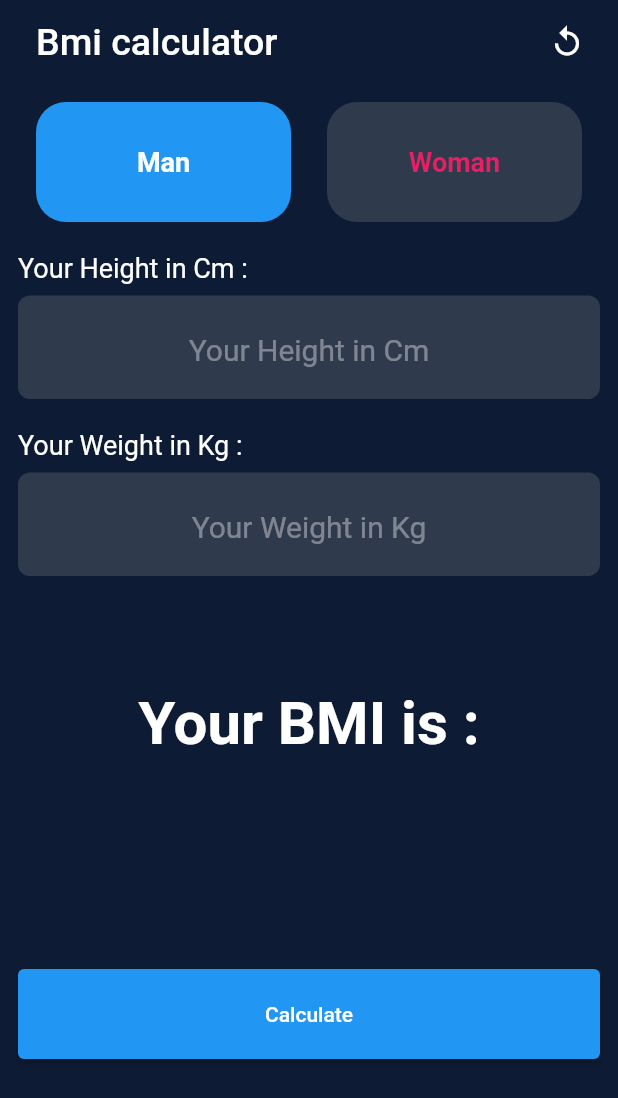
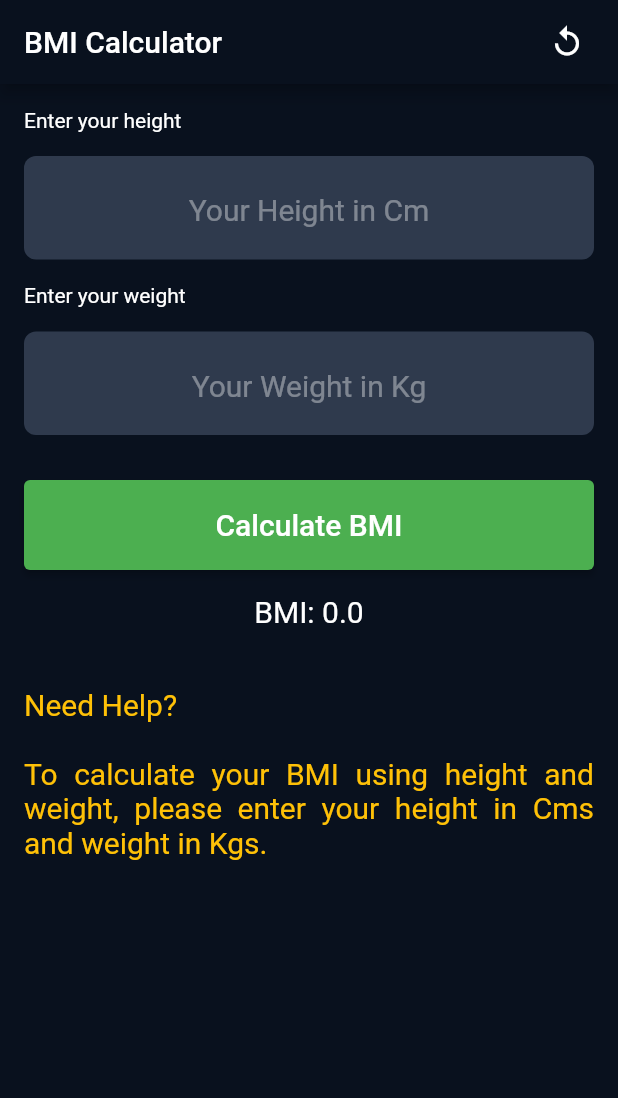
Before and after one commit to ajeesh1989/Bmi-calculator, a Flutter app: the screen it shows after launch, on a phone screen of 412 x 824 dp. Shown: the top 1098 px of the screen. Run offline on Flutter 3.47's test engine with Material 2 defaults, Android fonts, the phone set to English and light mode, and no system bars; our stand-ins replace lottie.

Commit message:
new animations added

```diff
--- a/lib/main.dart
+++ b/lib/main.dart
@@ -1,56 +1,82 @@
+import 'dart:developer';
+
 import 'package:flutter/material.dart';
+import 'package:lottie/lottie.dart';
 
-void main(List<String> args) {
-  runApp(const MyApp());
+void main() {
+  runApp(const BMICalculator());
 }
 
-class MyApp extends StatelessWidget {
-  const MyApp({super.key});
+class BMICalculator extends StatelessWidget {
+  const BMICalculator({super.key});
 
   @override
   Widget build(BuildContext context) {
-    return const MaterialApp(
+    return MaterialApp(
       debugShowCheckedModeBanner: false,
-      home: BmiCalculator(),
+      title: 'BMI Calculator',
+      theme: ThemeData(
+        primarySwatch: Colors.green,
+        visualDensity: VisualDensity.adaptivePlatformDensity,
+      ),
+      home: const BMIHomePage(),
     );
   }
 }
 
-class BmiCalculator extends StatefulWidget {
-  const BmiCalculator({super.key});
+class BMIHomePage extends StatefulWidget {
+  const BMIHomePage({super.key});
 
   @override
-  State<BmiCalculator> createState() => _BmiCalculatorState();
+  // ignore: library_private_types_in_public_api
+  _BMIHomePageState createState() => _BMIHomePageState();
 }
 
-class _BmiCalculatorState extends State<BmiCalculator> {
-  int currentIndex = 0;
-  String result = "";
+final ValueNotifier<double> _bmiResult = ValueNotifier<double>(0.0);
 
-  TextEditingController heightController = TextEditingController();
-  TextEditingController weightController = TextEditingController();
+class _BMIHomePageState extends State<BMIHomePage> {
+  TextEditingController _heightController = TextEditingController();
+  TextEditingController _weightController = TextEditingController();
+  // double? _bmiResult;
+  String? _bmiStatus;
+  String img =
+      'https://assets3.lottiefiles.com/packages/lf20_kOvJ8c/normal/data.json';
+
+  void _calculateBMI() {
+    double height = double.parse(_heightController.text) / 100;
+    double weight = double.parse(_weightController.text);
+    double bmi = weight / (height * height);
+    setState(() {
+      _bmiResult.value = bmi;
+      if (bmi < 18.5) {
+        _bmiStatus = 'Underweight';
+      } else if (bmi >= 18.5 && bmi < 25) {
+        _bmiStatus = 'Normal';
+      } else if (bmi >= 25 && bmi < 30) {
+        _bmiStatus = 'Overweight';
+      } else if (bmi >= 30 && bmi < 40) {
+        _bmiStatus = 'Obese';
+      } else {
+        _bmiStatus = 'Obesidad Morbida';
+      }
+    });
+    getImage(bmi);
+  }
 
   @override
   Widget build(BuildContext context) {
     return Scaffold(
-      backgroundColor: const Color.fromARGB(255, 13, 28, 52),
+      backgroundColor: const Color.fromARGB(255, 9, 17, 30),
       appBar: AppBar(
-        title: const Padding(
-          padding: EdgeInsets.all(8.0),
-          child: Text(
-            "Bmi calculator",
-            style: TextStyle(color: Colors.white, fontSize: 25),
-          ),
-        ),
-        elevation: 0,
-        backgroundColor: const Color.fromARGB(255, 13, 28, 52),
+        backgroundColor: const Color.fromARGB(255, 9, 17, 30),
         actions: [
           IconButton(
             onPressed: () {
+              _bmiResult.value = 0.0;
               Navigator.pushReplacement(
                 context,
                 MaterialPageRoute(
-                    builder: (BuildContext context) => const BmiCalculator()),
+                    builder: (BuildContext context) => const BMICalculator()),
               );
             },
             icon: const Icon(
@@ -62,33 +88,23 @@ class _BmiCalculatorState extends State<BmiCalculator> {
             width: 10,
           )
         ],
+        title: const Text('BMI Calculator'),
       ),
       body: SingleChildScrollView(
-        child: Padding(
-          padding: const EdgeInsets.all(12),
+        child: Container(
+          padding: const EdgeInsets.all(16.0),
           child: Column(
-            mainAxisAlignment: MainAxisAlignment.start,
-            crossAxisAlignment: CrossAxisAlignment.start,
-            children: [
-              Row(
-                children: [
-                  radioButton("Man", Colors.blue, 0),
-                  radioButton('Woman', Colors.pink, 1),
-                ],
+            mainAxisAlignment: MainAxisAlignment.center,
+            crossAxisAlignment: CrossAxisAlignment.stretch,
+            children: <Widget>[
+              const Text(
+                'Enter your height',
+                style: TextStyle(color: Colors.white),
               ),
-              const SizedBox(
-                height: 20,
-              ),
-              const Text(
-                'Your Height in Cm :',
-                style: TextStyle(fontSize: 18, color: Colors.white),
-              ),
-              const SizedBox(
-                height: 8,
-              ),
+              const SizedBox(height: 16.0),
               TextField(
                 style: const TextStyle(color: Colors.white, fontSize: 25),
-                controller: heightController,
+                controller: _heightController,
                 keyboardType: TextInputType.number,
                 textAlign: TextAlign.center,
                 decoration: InputDecoration(
@@ -103,19 +119,15 @@ class _BmiCalculatorState extends State<BmiCalculator> {
                   ),
                 ),
               ),
-              const SizedBox(
-                height: 20,
+              const SizedBox(height: 16.0),
+              const Text(
+                'Enter your weight',
+                style: TextStyle(color: Colors.white),
               ),
-              const Text(
-                'Your Weight in Kg :',
-                style: TextStyle(fontSize: 18, color: Colors.white),
-              ),
-              const SizedBox(
-                height: 8,
-              ),
+              const SizedBox(height: 16.0),
               TextField(
                 style: const TextStyle(color: Colors.white, fontSize: 25),
-                controller: weightController,
+                controller: _weightController,
                 keyboardType: TextInputType.number,
                 textAlign: TextAlign.center,
                 decoration: InputDecoration(
@@ -130,52 +142,52 @@ class _BmiCalculatorState extends State<BmiCalculator> {
                   ),
                 ),
               ),
-              const SizedBox(
-                height: 25,
-              ),
-              const SizedBox(
-                height: 50,
-              ),
-              const SizedBox(
-                width: double.infinity,
-                child: Text(
-                  'Your BMI is :',
-                  textAlign: TextAlign.center,
-                  style: TextStyle(
-                      fontSize: 40,
-                      fontWeight: FontWeight.bold,
-                      color: Colors.white),
-                ),
-              ),
-              const SizedBox(
-                height: 20,
-              ),
+              const SizedBox(height: 30.0),
               SizedBox(
-                width: double.infinity,
-                child: Center(
-                  child: Text(
-                    result,
-                    style: const TextStyle(
-                        fontSize: 60,
-                        fontWeight: FontWeight.bold,
-                        color: Colors.white),
+                height: 60,
+                child: ElevatedButton(
+                  onPressed: _calculateBMI,
+                  child: const Text(
+                    'Calculate BMI',
+                    style: TextStyle(fontSize: 20),
                   ),
                 ),
               ),
-              const SizedBox(
-                height: 50,
+              const SizedBox(height: 16.0),
+              Column(
+                children: [
+                  Text(
+                    _bmiResult != null
+                        ? 'BMI: ${_bmiResult.value.toStringAsFixed(1)}'
+                        : '',
+                    style: const TextStyle(fontSize: 20.0, color: Colors.white),
                   ),
-              SizedBox(
-                width: double.infinity,
-                height: 60,
-                child: ElevatedButton(
-                  onPressed: () {
-                    double height = double.parse(heightController.value.text);
-                    double weight = double.parse(weightController.value.text);
-                    calculateBmi(height, weight);
+                  const SizedBox(height: 16.0),
+                  Column(
+                    children: [
+                      Text(
+                        _bmiStatus != null ? 'Status: $_bmiStatus' : '',
+                        style: const TextStyle(
+                            fontSize: 20.0, color: Colors.white),
+                      ),
+                      ValueListenableBuilder(
+                        valueListenable: _bmiResult,
+                        builder: (context, double value, _) {
+                          return _bmiResult.value == 0.0
+                              ? const Center(
+                                  child: Text(
+                                    textAlign: TextAlign.justify,
+                                    'Need Help?\n\nTo calculate your BMI using height and weight, please enter your height in Cms and weight in Kgs.',
+                                    style: TextStyle(
+                                        color: Colors.amber, fontSize: 20),
+                                  ),
+                                )
+                              : Lottie.network(img, fit: BoxFit.cover);
                         },
-                  child: const Text('Calculate'),
                       ),
+                    ],
+                  ),
+                ],
               ),
             ],
           ),
@@ -184,47 +196,31 @@ class _BmiCalculatorState extends State<BmiCalculator> {
     );
   }
 
-  void calculateBmi(double height, double weight) {
-    double finalresult = weight / (height * height / 10000);
-    String bmi = finalresult.toStringAsFixed(2);
+  void getImage(double bmi) {
+    if (bmi < 18.5) {
       setState(() {
-      result = bmi;
+        img = 'https://assets7.lottiefiles.com/packages/lf20_tll0j4bb.json';
+      });
+    } else if (bmi >= 18.5 && bmi < 25) {
+      setState(() {
+        img =
+            'https://assets3.lottiefiles.com/packages/lf20_kOvJ8c/normal/data.json';
+      });
+    } else if (bmi >= 25 && bmi < 30) {
+      setState(() {
+        img =
+            'https://assets3.lottiefiles.com/packages/lf20_3ejhEJ/over/data.json';
+      });
+    } else if (bmi >= 30 && bmi < 40) {
+      setState(() {
+        img =
+            'https://assets3.lottiefiles.com/packages/lf20_pOCvY7/obeso/data.json';
+      });
+    } else {
+      setState(() {
+        img =
+            'https://assets3.lottiefiles.com/packages/lf20_l6lr33/morbid/data.json';
       });
     }
-
-  void changeIndex(int index) {
-    setState(() {
-      currentIndex = index;
-    });
-  }
-
-  Widget radioButton(String value, Color color, int index) {
-    return Expanded(
-      child: Container(
-        margin: const EdgeInsets.symmetric(horizontal: 12.0),
-        height: 80,
-        child: TextButton(
-          onPressed: () {
-            changeIndex(index);
-          },
-          style: TextButton.styleFrom(
-            shape: RoundedRectangleBorder(
-              borderRadius: BorderRadius.circular(20),
-            ),
-            backgroundColor: currentIndex == index
-                ? color
-                : const Color.fromARGB(255, 47, 58, 77),
-          ),
-          child: Text(
-            value,
-            style: TextStyle(
-              color: currentIndex == index ? Colors.white : color,
-              fontWeight: FontWeight.bold,
-              fontSize: 18,
-            ),
-          ),
-        ),
-      ),
-    );
   }
 }
--- a/pubspec.yaml
+++ b/pubspec.yaml
@@ -35,6 +35,7 @@ dependencies:
   # The following adds the Cupertino Icons font to your application.
   # Use with the CupertinoIcons class for iOS style icons.
   cupertino_icons: ^1.0.2
+  lottie: ^2.3.2
 
 dev_dependencies:
   flutter_test:
```
Also changed, not shown: pubspec.lock, 1 other file. Lines whose indentation alone changed are shown as unchanged.
